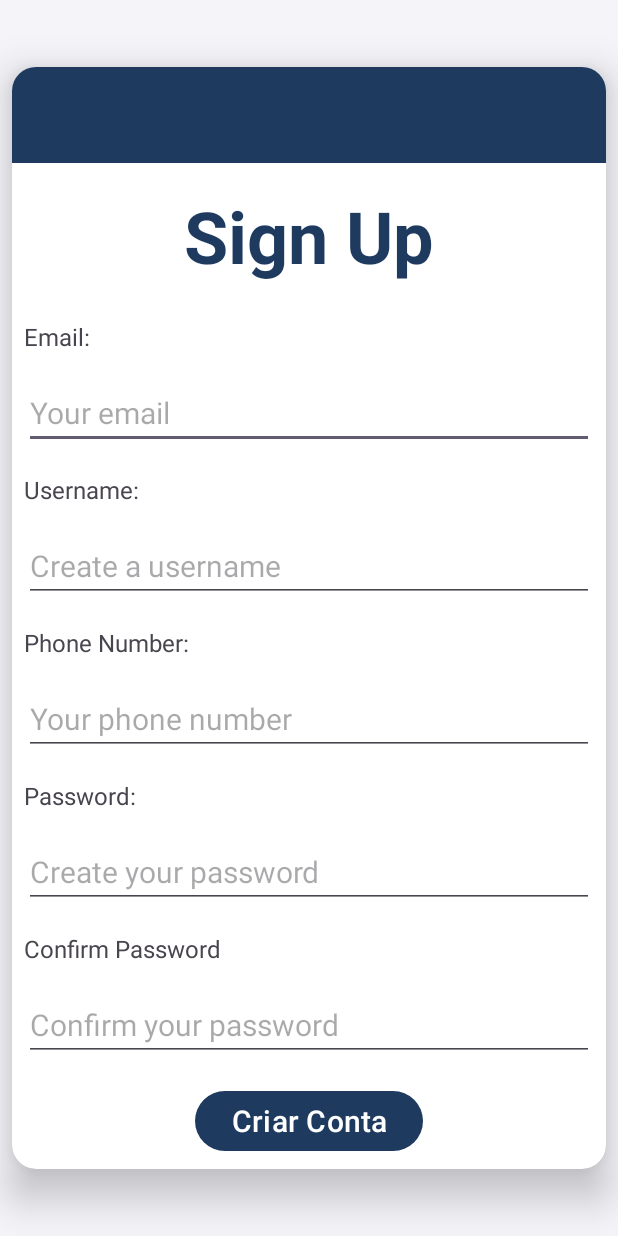
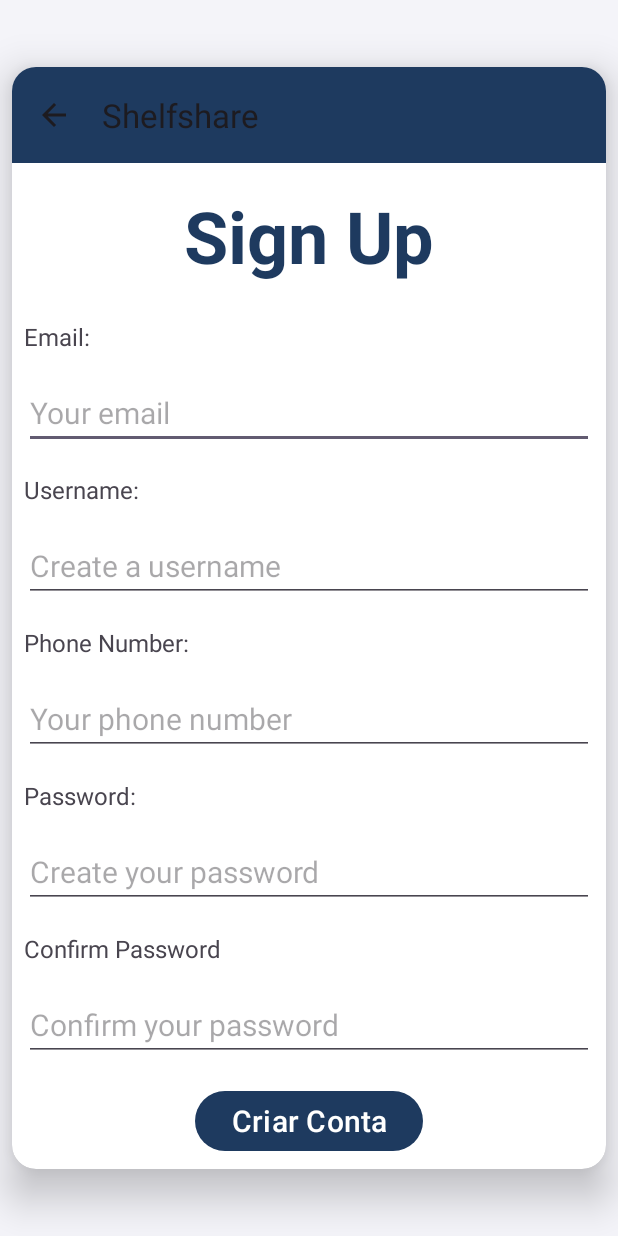
Before and after one commit to gsoaresslv/Shelfshare-app, an Android app: the screen it shows after launch (SignUpActivity), after a tap on "Create Account", on a phone screen of 412 x 824 dp. Run offline under Robolectric (Android 15) with nearby library versions, the phone set to English and light mode, and no system bars.

```diff
--- a/app/src/main/java/silva/guilherme/shelfshare/SignUpActivity.java
+++ b/app/src/main/java/silva/guilherme/shelfshare/SignUpActivity.java
@@ -8,7 +8,9 @@ import android.widget.EditText;
 import android.widget.Toast;
 
 import androidx.activity.EdgeToEdge;
+import androidx.appcompat.app.ActionBar;
 import androidx.appcompat.app.AppCompatActivity;
+import androidx.appcompat.widget.Toolbar;
 import androidx.core.graphics.Insets;
 import androidx.core.view.ViewCompat;
 import androidx.core.view.WindowInsetsCompat;
@@ -20,6 +22,10 @@ public class SignUpActivity extends AppCompatActivity {
         super.onCreate(savedInstanceState);
         EdgeToEdge.enable(this);
         setContentView(R.layout.activity_sign_up);
+        Toolbar tb_signup = findViewById(R.id.tb_cadastro);
+        setSupportActionBar(tb_signup);
+        ActionBar cad_actionBar = getSupportActionBar();
+        cad_actionBar.setDisplayHomeAsUpEnabled(true);
         ViewCompat.setOnApplyWindowInsetsListener(findViewById(R.id.main), (v, insets) -> {
             Insets systemBars = insets.getInsets(WindowInsetsCompat.Type.systemBars());
             v.setPadding(systemBars.left, systemBars.top, systemBars.right, systemBars.bottom);
--- a/app/src/main/java/silva/guilherme/shelfshare/WelcomeActivity.java
+++ b/app/src/main/java/silva/guilherme/shelfshare/WelcomeActivity.java
@@ -26,13 +26,11 @@ public class WelcomeActivity extends AppCompatActivity {
         btn_welcome_login.setOnClickListener(v -> { // Quando o botão de login for clicado:
             Intent intent = new Intent(this, LoginActivity.class);
             startActivity(intent);
-            finish();
         });
         Button btn_welcome_signup = findViewById(R.id.btn_welcome_signup); // Pega o botão de cadastro
         btn_welcome_signup.setOnClickListener(v -> { // Quando o botão de cadastro for clicado:
             Intent intent = new Intent(this, SignUpActivity.class);
             startActivity(intent);
-            finish();
         });
     }
 }
--- a/app/src/main/res/layout/activity_login.xml
+++ b/app/src/main/res/layout/activity_login.xml
@@ -35,6 +35,7 @@
                 android:minHeight="?attr/actionBarSize"
                 android:theme="?attr/actionBarTheme"
                 app:layout_constraintEnd_toEndOf="parent"
+                app:layout_constraintHorizontal_bias="0.0"
                 app:layout_constraintStart_toStartOf="parent"
                 app:layout_constraintTop_toTopOf="parent" />
 
```
Also changed, not shown: app/src/main/AndroidManifest.xml (+8 -3 lines), app/src/main/java/silva/guilherme/shelfshare/LoginActivity.java (+14 -7 lines).
